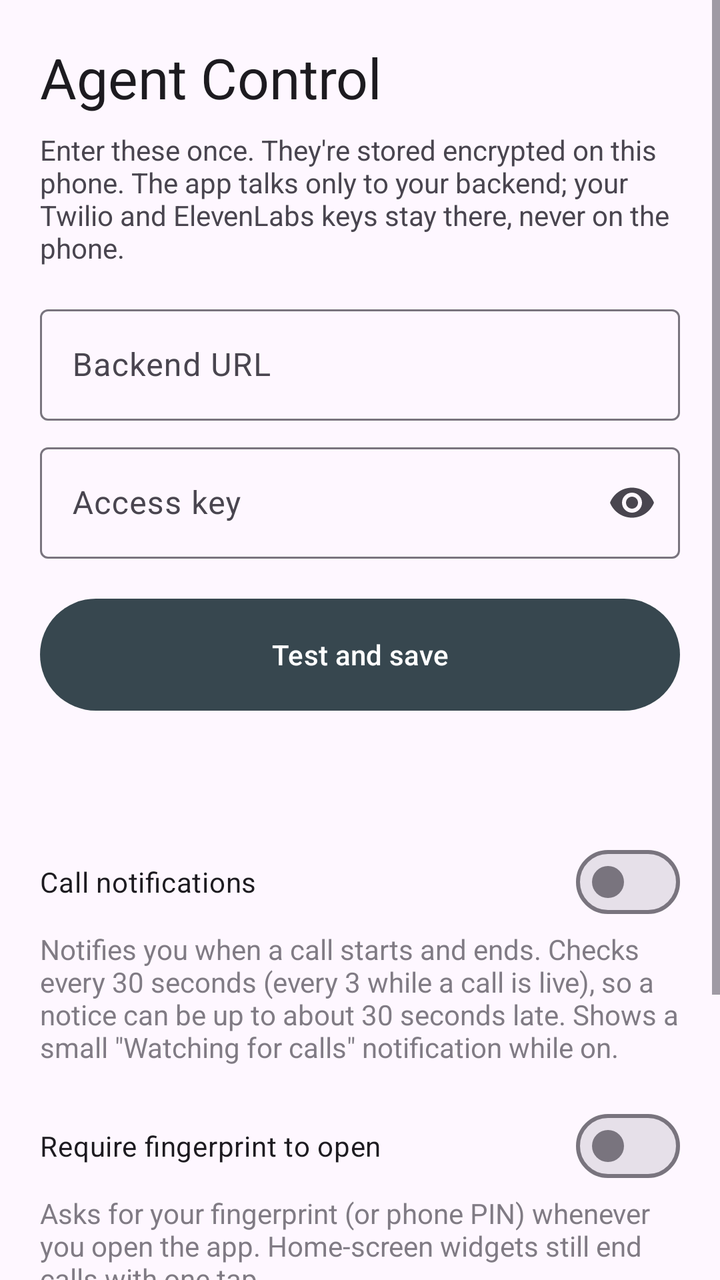
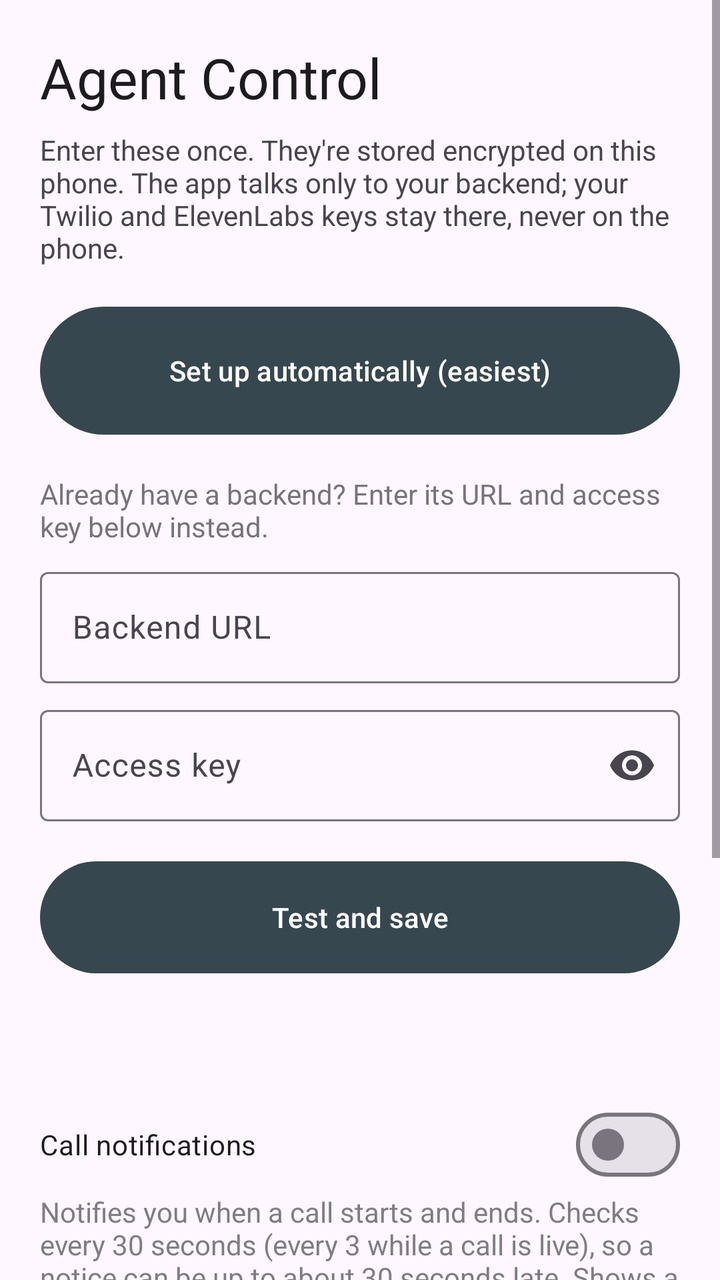

Before-and-after screenshots of an Android layout around one commit, followed by the original layout XML and the change that was made.
<!-- AndroidManifest.xml: application theme Theme.AgentControl -->
<!-- res/layout/activity_settings.xml -->
<?xml version="1.0" encoding="utf-8"?>
<ScrollView xmlns:android="http://schemas.android.com/apk/res/android"
    xmlns:app="http://schemas.android.com/apk/res-auto"
    android:id="@+id/root"
    android:layout_width="match_parent"
    android:layout_height="match_parent"
    android:background="?android:colorBackground">

    <LinearLayout
        android:layout_width="match_parent"
        android:layout_height="wrap_content"
        android:orientation="vertical"
        android:padding="20dp">

        <TextView
            android:layout_width="match_parent"
            android:layout_height="wrap_content"
            android:text="@string/app_name"
            android:textAppearance="?attr/textAppearanceHeadlineMedium" />

        <TextView
            android:layout_width="match_parent"
            android:layout_height="wrap_content"
            android:layout_marginTop="8dp"
            android:layout_marginBottom="16dp"
            android:text="@string/settings_intro" />

        <com.google.android.material.textfield.TextInputLayout
            android:layout_width="match_parent"
            android:layout_height="wrap_content"
            android:hint="@string/backend_url">
            <com.google.android.material.textfield.TextInputEditText
                android:id="@+id/url"
                android:layout_width="match_parent"
                android:layout_height="wrap_content"
                android:imeOptions="flagNoPersonalizedLearning"
                android:importantForAutofill="no"
                android:inputType="textUri|textNoSuggestions" />
        </com.google.android.material.textfield.TextInputLayout>

        <com.google.android.material.textfield.TextInputLayout
            android:id="@+id/key_layout"
            android:layout_width="match_parent"
            android:layout_height="wrap_content"
            android:layout_marginTop="8dp"
            android:hint="@string/access_key"
            app:endIconMode="password_toggle">
            <com.google.android.material.textfield.TextInputEditText
                android:id="@+id/key"
                android:layout_width="match_parent"
                android:layout_height="wrap_content"
                android:imeOptions="flagNoPersonalizedLearning"
                android:importantForAutofill="no"
                android:inputType="textPassword" />
        </com.google.android.material.textfield.TextInputLayout>

        <com.google.android.material.button.MaterialButton
            android:id="@+id/save"
            android:layout_width="match_parent"
            android:layout_height="wrap_content"
            android:layout_marginTop="16dp"
            android:filterTouchesWhenObscured="true"
            android:minHeight="64dp"
            android:text="@string/save" />

        <TextView
            android:id="@+id/status"
            android:layout_width="match_parent"
            android:layout_height="wrap_content"
            android:layout_marginTop="12dp"
            android:textAppearance="?attr/textAppearanceBodyLarge" />

        <com.google.android.material.materialswitch.MaterialSwitch
            android:id="@+id/notifications"
            android:layout_width="match_parent"
            android:layout_height="wrap_content"
            android:layout_marginTop="24dp"
            android:filterTouchesWhenObscured="true"
            android:text="@string/setting_notifications" />

        <TextView
            android:layout_width="match_parent"
            android:layout_height="wrap_content"
            android:alpha="0.7"
            android:text="@string/setting_notifications_help" />

        <com.google.android.material.materialswitch.MaterialSwitch
            android:id="@+id/fingerprint"
            android:layout_width="match_parent"
            android:layout_height="wrap_content"
            android:layout_marginTop="16dp"
            android:filterTouchesWhenObscured="true"
            android:text="@string/setting_fingerprint" />

        <TextView
            android:layout_width="match_parent"
            android:layout_height="wrap_content"
            android:alpha="0.7"
            android:text="@string/setting_fingerprint_help" />

        <com.google.android.material.button.MaterialButton
            android:id="@+id/health"
            style="?attr/materialButtonOutlinedStyle"
            android:layout_width="match_parent"
            android:layout_height="wrap_content"
            android:layout_marginTop="24dp"
            android:text="@string/check_setup" />

        <TextView
            android:id="@+id/health_result"
            android:layout_width="match_parent"
            android:layout_height="wrap_content"
            android:layout_marginTop="8dp" />

        <com.google.android.material.button.MaterialButton
            android:id="@+id/contacts"
            style="?attr/materialButtonOutlinedStyle"
            android:layout_width="match_parent"
            android:layout_height="wrap_content"
            android:layout_marginTop="8dp"
            android:text="@string/contacts" />
    </LinearLayout>
</ScrollView>
<!-- resources referenced by this layout -->
<resources>
  <string name="access_key">Access key</string>
  <string name="app_name">Agent Control</string>
  <string name="backend_url">Backend URL</string>
  <string name="check_setup">Check backend setup</string>
  <string name="contacts">Contacts</string>
  <string name="save">Test and save</string>
  <string name="setting_fingerprint">Require fingerprint to open</string>
  <string name="setting_fingerprint_help">Asks for your fingerprint (or phone PIN) whenever you open the app. Home-screen widgets still end calls with one tap.</string>
  <string name="setting_notifications">Call notifications</string>
  <string name="setting_notifications_help">Notifies you when a call starts and ends. Checks every 30 seconds (every 3 while a call is live), so a notice can be up to about 30 seconds late. Shows a small \"Watching for calls\" notification while on.</string>
  <string name="settings_intro">Enter these once. They\'re stored encrypted on this phone. The app talks only to your backend; your Twilio and ElevenLabs keys stay there, never on the phone.</string>
  <style name="Theme.AgentControl" parent="Theme.Material3.DayNight.NoActionBar">
          <item name="colorPrimary">@color/brand</item>
      </style>
  <color name="brand">#37474F</color>
</resources>

<!-- the commit's change to res/layout/activity_settings.xml (unified diff, before → after) -->
@@ -24,6 +24,22 @@
             android:layout_marginTop="8dp"
             android:layout_marginBottom="16dp"
             android:text="@string/settings_intro" />
+
+        <com.google.android.material.button.MaterialButton
+            android:id="@+id/setup"
+            android:layout_width="match_parent"
+            android:layout_height="wrap_content"
+            android:filterTouchesWhenObscured="true"
+            android:minHeight="72dp"
+            android:text="@string/setup_button" />
+
+        <TextView
+            android:layout_width="match_parent"
+            android:layout_height="wrap_content"
+            android:layout_marginTop="16dp"
+            android:layout_marginBottom="8dp"
+            android:alpha="0.75"
+            android:text="@string/setup_or_manual" />
 
         <com.google.android.material.textfield.TextInputLayout
             android:layout_width="match_parent"
<!-- resource entries referenced after the edit -->
@@ -11,6 +11,8 @@
   <string name="setting_notifications">Call notifications</string>
   <string name="setting_notifications_help">Notifies you when a call starts and ends. Checks every 30 seconds (every 3 while a call is live), so a notice can be up to about 30 seconds late. Shows a small \"Watching for calls\" notification while on.</string>
   <string name="settings_intro">Enter these once. They\'re stored encrypted on this phone. The app talks only to your backend; your Twilio and ElevenLabs keys stay there, never on the phone.</string>
+  <string name="setup_button">Set up automatically (easiest)</string>
+  <string name="setup_or_manual">Already have a backend? Enter its URL and access key below instead.</string>
   <style name="Theme.AgentControl" parent="Theme.Material3.DayNight.NoActionBar">
           <item name="colorPrimary">@color/brand</item>
       </style>
